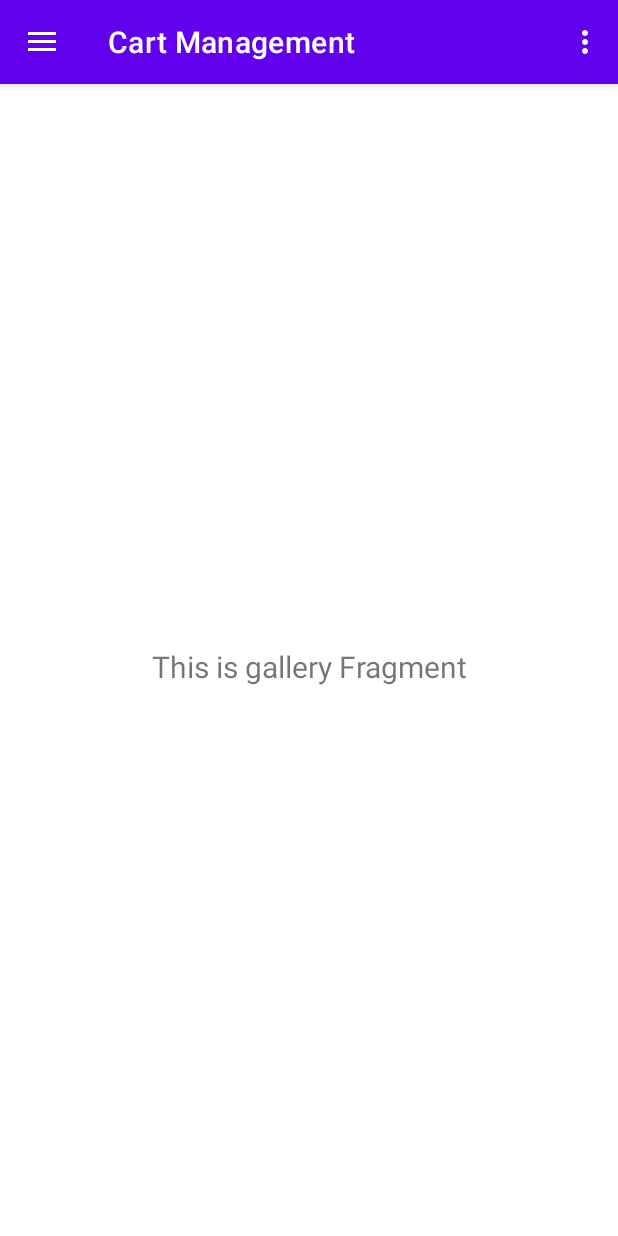
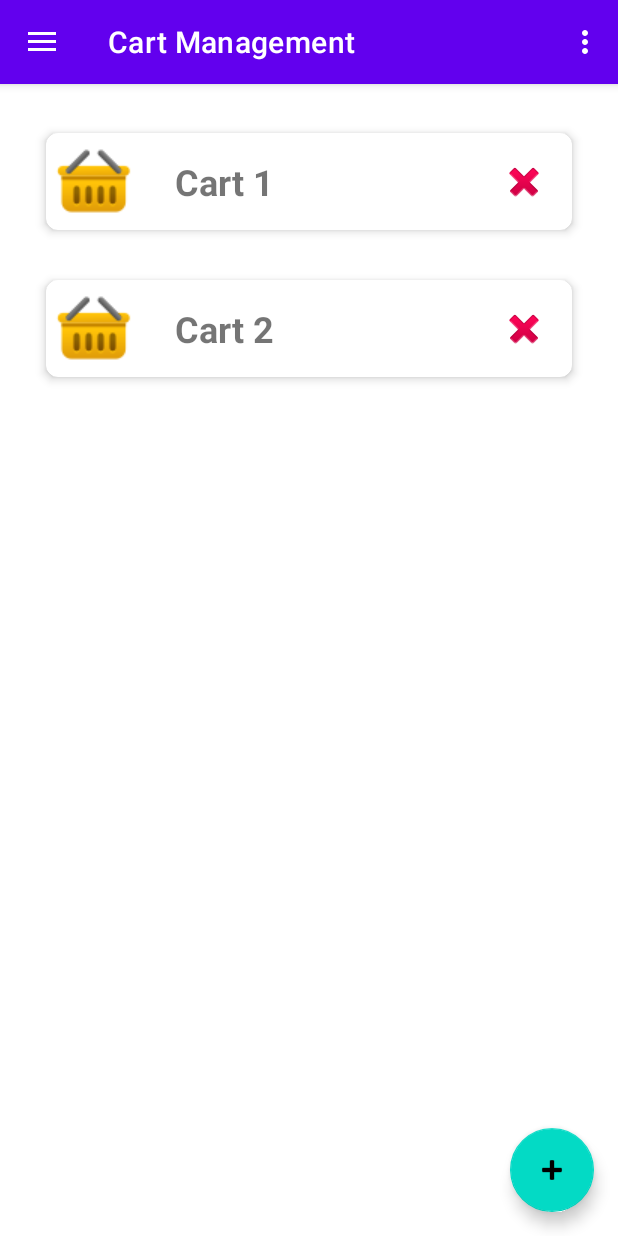
Before and after one commit to PiedPipersNURE/SmartCart, an Android app: the screen it shows after launch (MainActivity), in the side drawer, after a tap on "Cart Management", on a phone screen of 412 x 824 dp. Run offline under Robolectric (Android 15) with nearby library versions, the phone set to English and light mode, and no system bars; our stand-ins replace navigation-ui.

Commit message:
Create interface for `Carts` page.

```diff
--- a/app/src/main/java/ua/nure/smartcart/ui/cartgallery/CartGalleryFragment.kt
+++ b/app/src/main/java/ua/nure/smartcart/ui/cartgallery/CartGalleryFragment.kt
@@ -4,16 +4,26 @@ import android.os.Bundle
 import android.view.LayoutInflater
 import android.view.View
 import android.view.ViewGroup
-import android.widget.TextView
+import android.widget.EditText
 import androidx.fragment.app.Fragment
 import androidx.lifecycle.ViewModelProvider
+import androidx.recyclerview.widget.LinearLayoutManager
+import androidx.recyclerview.widget.RecyclerView
+import com.google.android.material.dialog.MaterialAlertDialogBuilder
+import com.google.android.material.floatingactionbutton.FloatingActionButton
+import ua.nure.smartcart.R
 import ua.nure.smartcart.databinding.FragmentGalleryBinding
 
 class CartGalleryFragment : Fragment() {
 
     private var _binding: FragmentGalleryBinding? = null
+    private val binding get() = _binding!!
 
-    private val binding get() = _binding!!
+    private lateinit var cartsAdapter: CartsAdapter
+    private lateinit var recyclerView: RecyclerView
+    private lateinit var fab: FloatingActionButton
+
+    private val carts = mutableListOf<Cart>()
 
     override fun onCreateView(
         inflater: LayoutInflater,
@@ -26,11 +36,58 @@ class CartGalleryFragment : Fragment() {
         _binding = FragmentGalleryBinding.inflate(inflater, container, false)
         val root: View = binding.root
 
-        val textView: TextView = binding.textGallery
-        cartGalleryViewModel.text.observe(viewLifecycleOwner) {
-            textView.text = it
+        recyclerView = root.findViewById(R.id.recycler_view_carts)
+        recyclerView.layoutManager = LinearLayoutManager(context)
+
+        fab = root.findViewById(R.id.fab_add_cart)
+        fab.setOnClickListener { showAddCartDialog() }
+
+        cartsAdapter = CartsAdapter(carts) { cart -> showDeleteCartDialog(cart) }
+        recyclerView.adapter = cartsAdapter
+
+        // Example data
+        carts.add(Cart("Cart 1"))
+        carts.add(Cart("Cart 2"))
+        cartsAdapter.notifyDataSetChanged()
+
+        return root
+    }
+
+    private fun showAddCartDialog() {
+        val builder = MaterialAlertDialogBuilder(requireContext())
+        builder.setTitle("Add New Cart")
+        val dialogView = layoutInflater.inflate(R.layout.dialog_add_cart, null)
+        val input = dialogView.findViewById<EditText>(R.id.input_cart_name)
+        builder.setView(dialogView)
+
+        builder.setPositiveButton("Add") { dialog, _ ->
+            val cartName = input.text.toString()
+            if (cartName.isNotEmpty()) {
+                carts.add(Cart(cartName))
+                cartsAdapter.notifyItemInserted(carts.size - 1)
+            }
+            dialog.dismiss()
         }
-        return root
+        builder.setNegativeButton("Cancel") { dialog, _ -> dialog.cancel() }
+
+        builder.show()
+    }
+
+    private fun showDeleteCartDialog(cart: Cart) {
+        val builder = MaterialAlertDialogBuilder(requireContext())
+        builder.setTitle("Delete Cart")
+        builder.setMessage("Are you sure you want to delete this cart?")
+        builder.setPositiveButton("Yes") { dialog, _ ->
+            val position = carts.indexOf(cart)
+            if (position != -1) {
+                carts.removeAt(position)
+                cartsAdapter.notifyItemRemoved(position)
+            }
+            dialog.dismiss()
+        }
+        builder.setNegativeButton("No") { dialog, _ -> dialog.cancel() }
+
+        builder.show()
     }
 
     override fun onDestroyView() {
--- /dev/null
+++ b/app/src/main/java/ua/nure/smartcart/ui/cartgallery/CartsAdapter.kt
@@ -0,0 +1,36 @@
+package ua.nure.smartcart.ui.cartgallery
+
+import android.view.LayoutInflater
+import android.view.View
+import android.view.ViewGroup
+import android.widget.ImageButton
+import android.widget.TextView
+import androidx.recyclerview.widget.RecyclerView
+import ua.nure.smartcart.R
+
+data class Cart(val cartName: String)
+
+class CartsAdapter(private val carts: MutableList<Cart>, private val onDeleteClick: (Cart) -> Unit) :
+    RecyclerView.Adapter<CartsAdapter.CartViewHolder>() {
+
+    class CartViewHolder(view: View) : RecyclerView.ViewHolder(view) {
+        val cartName: TextView = view.findViewById(R.id.cart_name)
+        val deleteButton: ImageButton = view.findViewById(R.id.delete_button)
+    }
+
+    override fun onCreateViewHolder(parent: ViewGroup, viewType: Int): CartViewHolder {
+        val view = LayoutInflater.from(parent.context)
+            .inflate(R.layout.item_cart, parent, false)
+        return CartViewHolder(view)
+    }
+
+    override fun onBindViewHolder(holder: CartViewHolder, position: Int) {
+        val cart = carts[position]
+        holder.cartName.text = cart.cartName
+        holder.deleteButton.setOnClickListener {
+            onDeleteClick(cart)
+        }
+    }
+
+    override fun getItemCount() = carts.size
+}
--- a/app/src/main/res/layout/fragment_gallery.xml
+++ b/app/src/main/res/layout/fragment_gallery.xml
@@ -6,17 +6,24 @@
     android:layout_height="match_parent"
     tools:context=".ui.cartgallery.CartGalleryFragment">
 
-    <TextView
-        android:id="@+id/text_gallery"
-        android:layout_width="match_parent"
+    <androidx.recyclerview.widget.RecyclerView
+        android:id="@+id/recycler_view_carts"
+        android:layout_width="0dp"
+        android:layout_height="0dp"
+        android:layout_margin="16dp"
+        app:layout_constraintTop_toTopOf="parent"
+        app:layout_constraintBottom_toBottomOf="parent"
+        app:layout_constraintStart_toStartOf="parent"
+        app:layout_constraintEnd_toEndOf="parent" />
+
+    <com.google.android.material.floatingactionbutton.FloatingActionButton
+        android:id="@+id/fab_add_cart"
+        android:layout_width="wrap_content"
         android:layout_height="wrap_content"
-        android:layout_marginStart="8dp"
-        android:layout_marginTop="8dp"
-        android:layout_marginEnd="8dp"
-        android:textAlignment="center"
-        android:textSize="20sp"
+        android:layout_margin="16dp"
+        android:contentDescription="Add new cart"
+        app:srcCompat="@android:drawable/ic_input_add"
         app:layout_constraintBottom_toBottomOf="parent"
-        app:layout_constraintEnd_toEndOf="parent"
-        app:layout_constraintStart_toStartOf="parent"
-        app:layout_constraintTop_toTopOf="parent" />
+        app:layout_constraintEnd_toEndOf="parent" />
+
 </androidx.constraintlayout.widget.ConstraintLayout>
--- /dev/null
+++ b/app/src/main/res/layout/item_cart.xml
@@ -0,0 +1,47 @@
+<?xml version="1.0" encoding="utf-8"?>
+<androidx.cardview.widget.CardView xmlns:android="http://schemas.android.com/apk/res/android"
+    xmlns:app="http://schemas.android.com/apk/res-auto"
+    android:layout_width="match_parent"
+    android:layout_height="wrap_content"
+    android:layout_margin="8dp"
+    app:cardCornerRadius="8dp"
+    app:cardElevation="4dp"
+    app:cardUseCompatPadding="true">
+
+    <androidx.constraintlayout.widget.ConstraintLayout
+        android:layout_width="match_parent"
+        android:layout_height="wrap_content"
+        android:padding="16dp">
+
+        <TextView
+            android:id="@+id/cart_name"
+            android:layout_width="0dp"
+            android:layout_height="wrap_content"
+            android:layout_marginStart="70dp"
+            android:text="Cart Name"
+            android:textSize="24sp"
+            android:textStyle="bold"
+            app:layout_constraintBottom_toBottomOf="parent"
+            app:layout_constraintEnd_toStartOf="@id/delete_button"
+            app:layout_constraintStart_toStartOf="parent"
+            app:layout_constraintTop_toTopOf="parent" />
+
+        <ImageButton
+            android:id="@+id/delete_button"
+            android:layout_width="wrap_content"
+            android:layout_height="wrap_content"
+            android:background="?attr/selectableItemBackgroundBorderless"
+            android:contentDescription="Delete cart"
+            android:src="@android:drawable/ic_delete"
+            app:layout_constraintBottom_toBottomOf="parent"
+            app:layout_constraintEnd_toEndOf="parent"
+            app:layout_constraintTop_toTopOf="parent" />
+
+    </androidx.constraintlayout.widget.ConstraintLayout>
+
+    <ImageView
+        android:id="@+id/imageView2"
+        android:layout_width="wrap_content"
+        android:layout_height="wrap_content"
+        app:srcCompat="@drawable/buy_cart_icon" />
+</androidx.cardview.widget.CardView>
```
Also changed, not shown: app/src/main/java/ua/nure/smartcart/ui/cartselection/CartSelectionFragment.kt (+0 -7 lines), app/src/main/res/layout/dialog_add_cart.xml (added, +14 -0 lines), app/src/main/res/layout/fragment_slideshow.xml (+1 -17 lines), app/src/main/res/drawable/buy_cart_icon.png (added).
